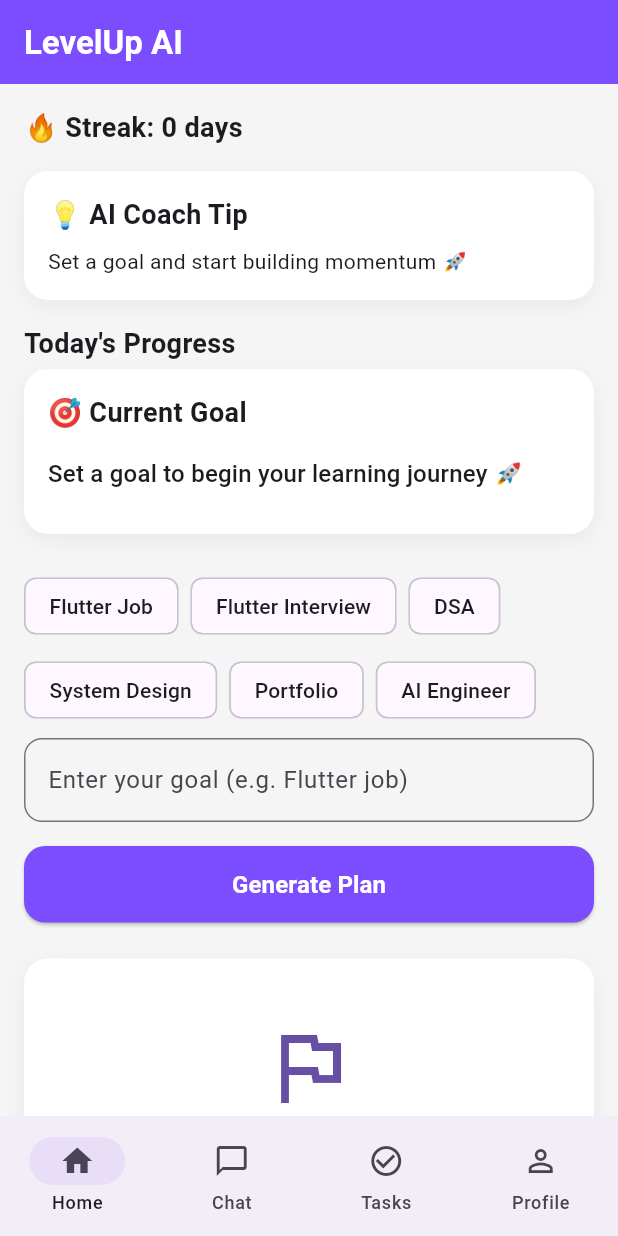
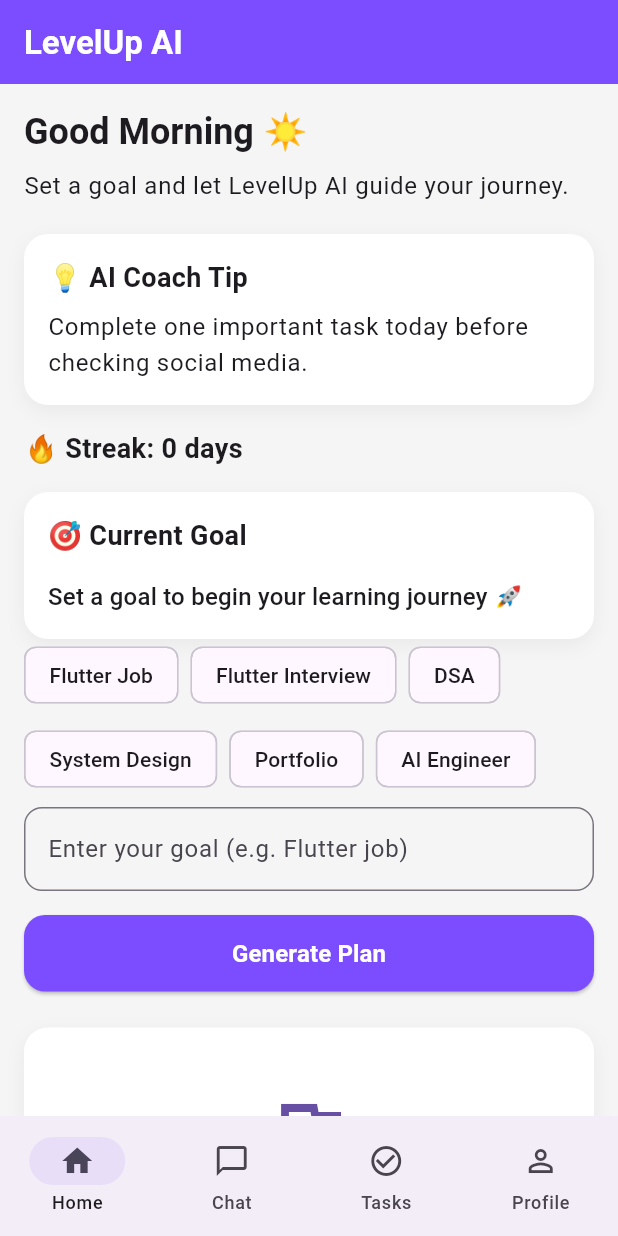
Before and after one commit to Krupa10/levelup-ai-app, a Flutter app: the screen it shows after launch, after a tap on "Generate Plan", on a phone screen of 412 x 824 dp. Run offline on Flutter 3.47's test engine with Material 3 defaults, Android fonts, the phone set to English and light mode, and no system bars; our stand-ins replace file_picker, flutter_dotenv, flutter_local_notifications, flutter_markdown, google_generative_ai, shared_preferences and 1 more; network calls fail.

Commit message:
feat(ai): add dynamic goal suggestions and personalized AI coach tips,Generate goal suggestion chips using Gemini AI,Replace hardcoded chips with AI-generated suggestions,Add personalized AI coach tips based on user progress,Keep fallback chips and coach tips for offline/error case,Improve Home Dashboard personalization

```diff
--- a/lib/features/dashboard/presentation/home_screen.dart
+++ b/lib/features/dashboard/presentation/home_screen.dart
@@ -1,15 +1,17 @@
 import 'package:flutter/material.dart';
+import 'package:level_up_ai/features/dashboard/presentation/widgets/coach_tip_card.dart';
+import 'package:level_up_ai/features/dashboard/presentation/widgets/current_goal_card.dart';
+import 'package:level_up_ai/features/dashboard/presentation/widgets/greeting_section.dart';
+import 'package:level_up_ai/features/dashboard/presentation/widgets/reminder_card.dart';
+import 'package:level_up_ai/features/dashboard/presentation/widgets/task_plan_card.dart';
 import 'package:shared_preferences/shared_preferences.dart';
 import 'package:flutter/services.dart';
 import '../../../core/widgets/custom_app_bar.dart';
-import '../../../core/widgets/empty_state.dart';
-import '../../../core/widgets/progress_card.dart';
+import '../../../services/ai_services.dart';
 import '../../../services/goal_chip.dart';
 import '../../../services/notification_service.dart';
-import '../../../core/widgets/modern_card.dart';
 import '../../../core/widgets/custom_button.dart';
 import '../../../core/widgets/section_title.dart';
-import '../../../core/widgets/task_tile.dart';
 import '../../../core/theme/app_spacing.dart';
 
 class HomeScreen extends StatefulWidget {
@@ -38,12 +40,52 @@ class _HomeScreenState extends State<HomeScreen> {
   bool todayCompleted = false;
   bool isGeneratingPlan = false;
   String currentGoal = "";
-  List<Map<String, dynamic>> get todayPlan => widget.tasks;
+  String reminderText = "9:00 AM";
+  String coachTip =
+      "Complete one important task today before checking social media.";
+
+  List<String> goalSuggestions = [
+    "Flutter Job",
+    "Flutter Interview",
+    "DSA",
+    "System Design",
+    "Portfolio",
+    "AI Engineer",
+  ];
 
   //user selected reminder time
   TimeOfDay selectedReminderTime = const TimeOfDay(hour: 9, minute: 0);
 
-  String reminderText = "9:00 AM";
+  //helper method
+  String getGreeting() {
+    final hour = DateTime.now().hour;
+    if (hour < 12) {
+      return 'Good Morning ☀️';
+    } else if (hour < 17) {
+      return 'Good Afternoon 🌤️';
+    } else {
+      return 'Good Evening 🌙';
+    }
+  }
+
+  String getMotivation() {
+    if (currentGoal.isEmpty) {
+      return 'Set a goal and let LevelUp AI guide your journey.';
+    }
+    final completed = widget.tasks.where((t) => t['done'] == true).length;
+    final total = widget.tasks.length;
+    if (total == 0) {
+      return 'Start by creating your first task.';
+    }
+    final progress = ((completed / total) * 100).round();
+    if (progress >= 80) {
+      return 'You are almost there! Finish strong. 🚀';
+    } else if (progress >= 50) {
+      return 'Great progress! Keep the momentum going. 💪';
+    } else {
+      return 'Small consistent steps lead to big results. 🌱';
+    }
+  }
 
   //goal chips
   final goalTemplates = [
@@ -55,51 +97,52 @@ class _HomeScreenState extends State<HomeScreen> {
     "AI Engineer",
   ];
 
-  // plan generator
-  List<Map<String, dynamic>> generatePlan(String goal) {
-    goal = goal.toLowerCase();
+  //load goal suggestion
+  Future<void> loadGoalSuggestions() async {
+    if (currentGoal.trim().isEmpty) return;
 
-    List<String> tasks;
+    try {
+      final suggestions = await AIService.generateGoalSuggestions(currentGoal);
 
-    if (goal.contains("flutter interview")) {
-      tasks = [
-        "Revise Widget Lifecycle",
-        "Practice State Management",
-        "Solve Flutter Interview Questions",
-      ];
-    } else if (goal.contains("flutter")) {
-      tasks = [
-        "Revise Flutter Basics",
-        "Build One UI Screen",
-        "Read Flutter Documentation",
-      ];
-    } else if (goal.contains("dsa")) {
-      tasks = [
-        "Solve 3 Array Problems",
-        "Solve 2 String Problems",
-        "Revise Time Complexity",
-      ];
-    } else if (goal.contains("system")) {
-      tasks = ["Learn Load Balancing", "Study Caching", "Design URL Shortener"];
-    } else if (goal.contains("portfolio")) {
-      tasks = [
-        "Improve Project UI",
-        "Write Project README",
-        "Add GitHub Screenshots",
-      ];
-    } else if (goal.contains("ai")) {
-      tasks = [
-        "Learn Prompt Engineering",
-        "Build AI Mini Project",
-        "Read AI Agent Concepts",
-      ];
-    } else {
-      tasks = ["Work on your project", "Learn new concept", "Stay consistent"];
+      if (!mounted) return;
+
+      setState(() {
+        goalSuggestions = suggestions;
+      });
+    } catch (e) {
+      debugPrint("Goal suggestion error: $e");
+    }
   }
 
-    return tasks.map((task) {
-      return {"task": task, "done": false};
-    }).toList();
+  //load coach tip
+  Future<void> loadCoachTip() async {
+    if (currentGoal.isEmpty) return;
+
+    try {
+      final completed = widget.tasks.where((t) => t["done"] == true).length;
+
+      final tip = await AIService.generateCoachTip(
+        goal: currentGoal,
+        completed: completed,
+        total: widget.tasks.length,
+        streak: streak,
+      );
+
+      if (!mounted) return;
+
+      setState(() {
+        coachTip = tip;
+      });
+    } catch (e) {
+      debugPrint("Coach Tip Error: $e");
+    }
+  }
+
+  // plan generator
+  Future<List<Map<String, dynamic>>> generatePlan(String goal) async {
+    final generatedTasks = await AIService.generatePlan(goal);
+
+    return generatedTasks.map((task) => {"task": task, "done": false}).toList();
   }
 
   // storage
@@ -120,11 +163,11 @@ class _HomeScreenState extends State<HomeScreen> {
 
   //calculate goal progress
   double calculateGoalProgress() {
-    if (todayPlan.isEmpty) return 0;
+    if (widget.tasks.isEmpty) return 0;
 
-    int completed = todayPlan.where((task) => task["done"]).length;
+    final completed = widget.tasks.where((task) => task["done"] == true).length;
 
-    return completed / todayPlan.length;
+    return completed / widget.tasks.length;
   }
 
   //save goal
@@ -149,7 +192,7 @@ class _HomeScreenState extends State<HomeScreen> {
 
     String today = DateTime.now().toString().split(' ')[0];
 
-    List<String> completedTasks = todayPlan
+    List<String> completedTasks = widget.tasks
         .where((t) => t["done"])
         .map((t) => t["task"] as String)
         .toList();
@@ -194,50 +237,12 @@ class _HomeScreenState extends State<HomeScreen> {
     );
   }
 
-  //AI coach tip
-  String getCoachTip() {
-    if (currentGoal.isEmpty) {
-      return "Set a goal and start building momentum 🚀";
-    }
-
-    final goal = currentGoal.toLowerCase();
-
-    if (goal.contains("flutter")) {
-      return "Build projects. Projects beat certificates every time 💙";
-    }
-
-    if (goal.contains("job")) {
-      return "Apply consistently. One application can change everything 💼";
-    }
-
-    if (goal.contains("interview")) {
-      return "Confidence comes from preparation, not luck 🎯";
-    }
-
-    if (goal.contains("dsa")) {
-      return "Focus on patterns, not memorizing solutions 🧠";
-    }
-
-    if (goal.contains("system")) {
-      return "Learn trade-offs, not just architecture diagrams ⚙️";
-    }
-
-    return "Stay consistent and trust the process 🚀";
-  }
-
   // init
   @override
   void initState() {
     super.initState();
     loadStreak();
     loadGoal();
-  }
-
-  // progress
-  double getProgress() {
-    if (todayPlan.isEmpty) return 0;
-
-    return todayPlan.where((t) => t["done"]).length / todayPlan.length;
   }
 
   // UI
@@ -252,64 +257,34 @@ class _HomeScreenState extends State<HomeScreen> {
           child: Column(
             crossAxisAlignment: CrossAxisAlignment.start,
             children: [
+              //motivation card
+              GreetingSection(
+                greeting: getGreeting(),
+                motivation: getMotivation(),
+              ),
+              const SizedBox(height: 20),
+
+              //coach tip
+              CoachTipCard(coachTip: coachTip),
+              const SizedBox(height: 16),
+
               // streak
               SectionTitle(title: "🔥 Streak: $streak days"),
               if (streak > 0)
                 SectionTitle(title: "Keep going! You're consistent 🚀"),
               const SizedBox(height: AppSpacing.md),
 
-              //AI tip card
-              ModernCard(
-                child: Column(
-                  crossAxisAlignment: CrossAxisAlignment.start,
-                  children: [
-                    const SectionTitle(title: "💡 AI Coach Tip"),
-
-                    const SizedBox(height: AppSpacing.sm),
-
-                    Text(getCoachTip()),
-                  ],
-                ),
-              ),
-              const SizedBox(height: AppSpacing.md),
-
-              // progress card
-              SectionTitle(title: "Today's Progress"),
-              const SizedBox(height: AppSpacing.xs),
-
-              //calculated progress
-              ModernCard(
-                child: Column(
-                  crossAxisAlignment: CrossAxisAlignment.start,
-                  children: [
-                    const SectionTitle(title: "🎯 Current Goal"),
-
-                    SizedBox(height: AppSpacing.md),
-
-                    Text(
-                      currentGoal.isEmpty
-                          ? "Set a goal to begin your learning journey 🚀"
-                          : currentGoal,
-                      style: Theme.of(context).textTheme.titleMedium,
-                    ),
-
-                    const SizedBox(height: 12),
-
-                    if (currentGoal.isNotEmpty)
-                      ProgressCard(
-                        title: "Goal Progress",
+              // current goal, progress card
+              CurrentGoalCard(
+                goal: currentGoal,
                 progress: calculateGoalProgress(),
               ),
-                  ],
-                ),
-              ),
-              const SizedBox(height: AppSpacing.lg),
 
               //goal chip
               Wrap(
                 spacing: 8,
                 runSpacing: 8,
-                children: goalTemplates.map((goal) {
+                children: goalSuggestions.map((goal) {
                   return GoalChip(
                     title: goal,
                     onTap: () {
@@ -343,35 +318,37 @@ class _HomeScreenState extends State<HomeScreen> {
                   onPressed: () async {
                     if (goalController.text.trim().isEmpty) return;
 
+                    FocusScope.of(context).unfocus();
+
                     setState(() {
                       isGeneratingPlan = true;
                     });
 
-                    await Future.delayed(const Duration(milliseconds: 800));
-                    FocusScope.of(context).unfocus();
-                    setState(() {
                     currentGoal = goalController.text;
 
-                      widget.onTasksUpdated(generatePlan(currentGoal));
+                    final newTasks = await generatePlan(currentGoal);
 
+                    widget.onTasksUpdated(newTasks);
+
+                    await loadGoalSuggestions();
+
+                    await loadCoachTip();
+
+                    await saveGoal();
+
+                    goalController.clear();
+
+                    if (!mounted) return;
+
+                    setState(() {
                       todayCompleted = false;
-
                       isGeneratingPlan = false;
                     });
-                    FocusScope.of(context).unfocus();
-                    goalController.clear();
 
                     ScaffoldMessenger.of(context).showSnackBar(
-                      SnackBar(
+                      const SnackBar(
+                        content: Text("Plan Generated 🚀"),
                         behavior: SnackBarBehavior.floating,
-
-                        margin: EdgeInsets.all(16),
-
-                        shape: RoundedRectangleBorder(
-                          borderRadius: BorderRadius.circular(16),
-                        ),
-
-                        content: Text("Plan Generated 🚀"),
                       ),
                     );
                   },
@@ -380,39 +357,16 @@ class _HomeScreenState extends State<HomeScreen> {
               const SizedBox(height: AppSpacing.lg),
 
               // plan list
-              ModernCard(
-                child: Column(
-                  crossAxisAlignment: CrossAxisAlignment.start,
-                  children: [
-                    todayPlan.isEmpty
-                        ? EmptyState(
-                            icon: Icons.flag_outlined,
-                            title: "No Plan Generated",
-                            subtitle:
-                                "Choose a career goal above and generate your personalized learning plan.",
-                          )
-                        : ListView(
-                            shrinkWrap: true,
-                            physics: NeverScrollableScrollPhysics(),
-                            children: todayPlan.map((item) {
-                              return TaskTile(
-                                title: item["task"],
-
-                                isDone: item["done"],
-
-                                onTap: () {
-                                  HapticFeedback.lightImpact();
-
-                                  final index = todayPlan.indexOf(item);
-
+              TaskPlanCard(
+                tasks: widget.tasks,
+                onTaskTap: (index) {
                   setState(() {
                     widget.onTaskToggle(index);
-                                    // check if all tasks completed
-                                    bool allDoneNow = todayPlan.every(
-                                      (t) => t["done"],
+
+                    final allDoneNow = widget.tasks.every(
+                      (task) => task["done"],
                     );
 
-                                    // streak update
                     if (allDoneNow && !todayCompleted) {
                       streak++;
 
@@ -426,33 +380,13 @@ class _HomeScreenState extends State<HomeScreen> {
                     }
                   });
                 },
-                              );
-                            }).toList(),
-                          ),
-                  ],
-                ),
               ),
 
               //reminder UI card
               const SizedBox(height: AppSpacing.md),
-              ModernCard(
-                child: Column(
-                  crossAxisAlignment: CrossAxisAlignment.start,
-                  children: [
-                    const SectionTitle(title: "🔔 Daily Reminder"),
-
-                    const SizedBox(height: AppSpacing.md),
-
-                    SectionTitle(title: "Reminder Time: $reminderText"),
-
-                    const SizedBox(height: AppSpacing.md),
-
-                    CustomButton(
-                      text: "Change Reminder Time",
+              ReminderCard(
+                reminderText: reminderText,
                 onPressed: pickReminderTime,
-                    ),
-                  ],
-                ),
               ),
 
               /*  //notification button
--- /dev/null
+++ b/lib/features/dashboard/presentation/widgets/coach_tip_card.dart
@@ -0,0 +1,27 @@
+import 'package:flutter/material.dart';
+import 'package:level_up_ai/core/widgets/modern_card.dart';
+import 'package:level_up_ai/core/widgets/section_title.dart';
+
+import '../../../../core/theme/app_spacing.dart';
+
+class CoachTipCard extends StatelessWidget {
+  final String coachTip;
+
+  const CoachTipCard({super.key, required this.coachTip});
+
+  @override
+  Widget build(BuildContext context) {
+    return ModernCard(
+      child: Column(
+        crossAxisAlignment: CrossAxisAlignment.start,
+        children: [
+          const SectionTitle(title: "💡 AI Coach Tip"),
+
+          const SizedBox(height: AppSpacing.sm),
+
+          Text(coachTip, style: Theme.of(context).textTheme.bodyLarge),
+        ],
+      ),
+    );
+  }
+}
--- /dev/null
+++ b/lib/features/dashboard/presentation/widgets/current_goal_card.dart
@@ -0,0 +1,47 @@
+import 'package:flutter/material.dart';
+import 'package:level_up_ai/core/widgets/modern_card.dart';
+import 'package:level_up_ai/core/widgets/progress_card.dart';
+import 'package:level_up_ai/core/widgets/section_title.dart';
+
+import '../../../../core/theme/app_spacing.dart';
+
+class CurrentGoalCard extends StatelessWidget {
+  final String goal;
+  final double progress;
+
+  const CurrentGoalCard({
+    super.key,
+    required this.goal,
+    required this.progress,
+  });
+
+  @override
+  Widget build(BuildContext context) {
+    return ModernCard(
+      child: Column(
+        crossAxisAlignment: CrossAxisAlignment.start,
+        children: [
+          const SectionTitle(title: "🎯 Current Goal"),
+
+          const SizedBox(height: AppSpacing.md),
+
+          Text(
+            goal.isEmpty
+                ? "Set a goal to begin your learning journey 🚀"
+                : goal,
+            style: Theme.of(context).textTheme.titleMedium,
+          ),
+
+          if (goal.isNotEmpty) ...[
+            const SizedBox(height: AppSpacing.md),
+
+            ProgressCard(
+              title: "Goal Progress",
+              progress: progress,
+            ),
+          ],
+        ],
+      ),
+    );
+  }
+}
--- /dev/null
+++ b/lib/features/dashboard/presentation/widgets/greeting_section.dart
@@ -0,0 +1,29 @@
+import 'package:flutter/material.dart';
+
+class GreetingSection extends StatelessWidget {
+  final String greeting;
+  final String motivation;
+
+  const GreetingSection({
+    super.key,
+    required this.greeting,
+    required this.motivation,
+  });
+
+  @override
+  Widget build(BuildContext context) {
+    return Column(
+      crossAxisAlignment: CrossAxisAlignment.start,
+      children: [
+        Text(
+          greeting,
+          style: Theme.of(
+            context,
+          ).textTheme.headlineSmall?.copyWith(fontWeight: FontWeight.bold),
+        ),
+        const SizedBox(height: 8),
+        Text(motivation, style: Theme.of(context).textTheme.bodyLarge),
+      ],
+    );
+  }
+}
--- /dev/null
+++ b/lib/features/dashboard/presentation/widgets/reminder_card.dart
@@ -0,0 +1,37 @@
+import 'package:flutter/material.dart';
+import 'package:level_up_ai/core/widgets/custom_button.dart';
+import 'package:level_up_ai/core/widgets/modern_card.dart';
+import 'package:level_up_ai/core/widgets/section_title.dart';
+
+import '../../../../core/theme/app_spacing.dart';
+
+class ReminderCard extends StatelessWidget {
+  final String reminderText;
+  final VoidCallback onPressed;
+
+  const ReminderCard({
+    super.key,
+    required this.reminderText,
+    required this.onPressed,
+  });
+
+  @override
+  Widget build(BuildContext context) {
+    return ModernCard(
+      child: Column(
+        crossAxisAlignment: CrossAxisAlignment.start,
+        children: [
+          const SectionTitle(title: "🔔 Daily Reminder"),
+
+          const SizedBox(height: AppSpacing.md),
+
+          SectionTitle(title: "Reminder Time: $reminderText"),
+
+          const SizedBox(height: AppSpacing.md),
+
+          CustomButton(text: "Change Reminder Time", onPressed: onPressed),
+        ],
+      ),
+    );
+  }
+}
--- /dev/null
+++ b/lib/features/dashboard/presentation/widgets/task_plan_card.dart
@@ -0,0 +1,42 @@
+import 'package:flutter/material.dart';
+import 'package:flutter/services.dart';
+import 'package:level_up_ai/core/widgets/empty_state.dart';
+import 'package:level_up_ai/core/widgets/modern_card.dart';
+import 'package:level_up_ai/core/widgets/task_tile.dart';
+
+class TaskPlanCard extends StatelessWidget {
+  final List<Map<String, dynamic>> tasks;
+  final ValueChanged<int> onTaskTap;
+
+  const TaskPlanCard({super.key, required this.tasks, required this.onTaskTap});
+
+  @override
+  Widget build(BuildContext context) {
+    return ModernCard(
+      child: tasks.isEmpty
+          ? const EmptyState(
+              icon: Icons.flag_outlined,
+              title: "No Plan Generated",
+              subtitle:
+                  "Choose a career goal above and generate your personalized learning plan.",
+            )
+          : ListView.builder(
+              shrinkWrap: true,
+              physics: const NeverScrollableScrollPhysics(),
+              itemCount: tasks.length,
+              itemBuilder: (context, index) {
+                final task = tasks[index];
+
+                return TaskTile(
+                  title: task["task"],
+                  isDone: task["done"],
+                  onTap: () {
+                    HapticFeedback.lightImpact();
+                    onTaskTap(index);
+                  },
+                );
+              },
+            ),
+    );
+  }
+}
```
Also changed, not shown: lib/services/ai_services.dart (+91 -2 lines). Lines whose indentation alone changed are shown as unchanged.
